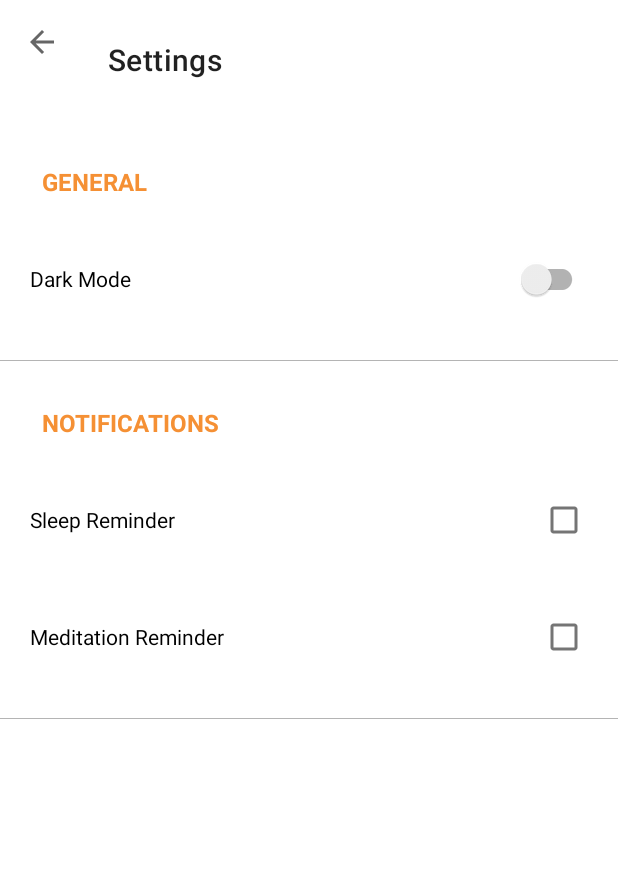
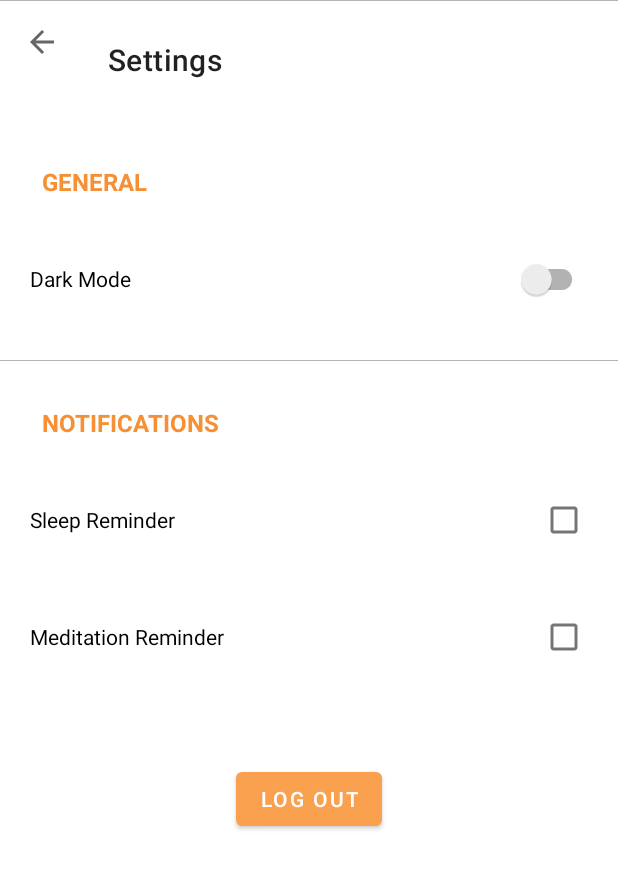
Before and after one commit to Horizon733/Calm-App, an Android app: the SettingsActivity screen opened directly, with no data from a screen before it, on a phone screen of 412 x 824 dp. Shown: the top 869 px of the screen. Run offline under Robolectric (Android 15) with nearby library versions, the phone set to English and light mode, and no system bars; 1 statement that could not run was skipped.

Commit message:
Added logout button

```diff
--- a/app/src/main/res/layout/activity_settings.xml
+++ b/app/src/main/res/layout/activity_settings.xml
@@ -1,6 +1,5 @@
 <?xml version="1.0" encoding="utf-8"?>
-<androidx.constraintlayout.widget.ConstraintLayout
-    xmlns:android="http://schemas.android.com/apk/res/android"
+<androidx.constraintlayout.widget.ConstraintLayout xmlns:android="http://schemas.android.com/apk/res/android"
     xmlns:app="http://schemas.android.com/apk/res-auto"
     xmlns:tools="http://schemas.android.com/tools"
     android:layout_width="match_parent"
@@ -39,17 +38,17 @@
         app:layout_constraintStart_toStartOf="parent"
         app:layout_constraintTop_toBottomOf="@+id/switch_dark_mode" />
 
+
     <View
         android:id="@+id/view2"
         android:layout_width="0dp"
         android:layout_height="1px"
-        android:layout_marginTop="30dp"
+        android:layout_marginTop="16dp"
         android:background="#b4b4b4"
         app:layout_constraintEnd_toEndOf="parent"
-        app:layout_constraintHorizontal_bias="1.0"
+        app:layout_constraintHorizontal_bias="0.0"
         app:layout_constraintStart_toStartOf="parent"
-        app:layout_constraintTop_toBottomOf="@+id/meditation" />
-
+        app:layout_constraintTop_toBottomOf="@+id/button2" />
 
     <TextView
         android:id="@+id/general"
@@ -124,4 +123,15 @@
         app:layout_constraintStart_toStartOf="parent"
         app:layout_constraintTop_toBottomOf="@+id/sleep" />
 
+    <Button
+        android:id="@+id/logout_button"
+        android:layout_width="wrap_content"
+        android:layout_height="wrap_content"
+        android:layout_marginTop="60dp"
+        android:text="@string/log_out"
+        app:layout_constraintEnd_toEndOf="parent"
+        app:layout_constraintHorizontal_bias="0.5"
+        app:layout_constraintStart_toStartOf="parent"
+        app:layout_constraintTop_toBottomOf="@+id/meditation" />
+
 </androidx.constraintlayout.widget.ConstraintLayout>
--- a/app/src/main/res/values/strings.xml
+++ b/app/src/main/res/values/strings.xml
@@ -12,4 +12,5 @@
     <string name="dark_mode">Dark Mode</string>
     <string name="sleep_reminder">Sleep Reminder</string>
     <string name="meditation_reminder">Meditation Reminder</string>
+    <string name="log_out">Log Out</string>
 </resources>
```
Also changed, not shown: app/src/main/java/com/example/calmapp/SettingsActivity.kt (+64 -13 lines). Lines whose indentation alone changed are shown as unchanged.
